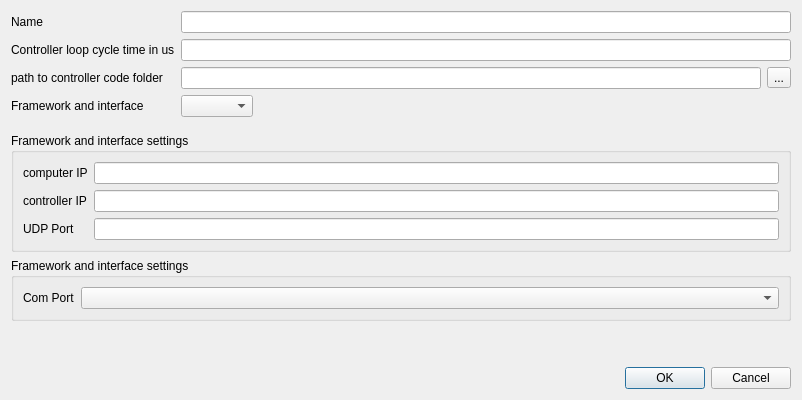
First picture: the form in gui/designerfiles/projectMiscSettingsDialog.ui, repository hmcontroller/ControlDemonstrator, before the edit.
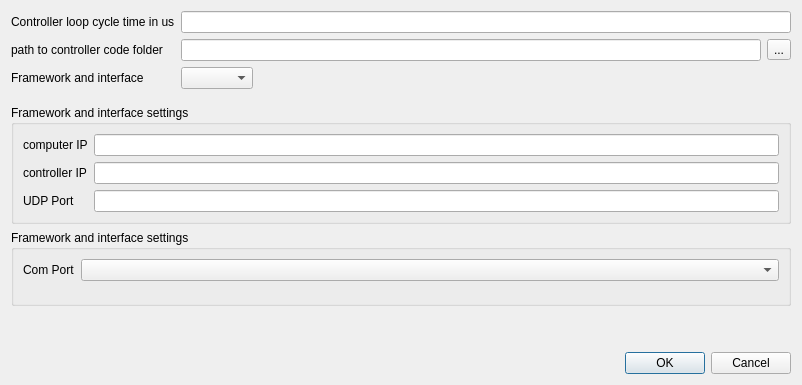
Second picture: the form after the edit.

Patch:
```diff
--- a/gui/designerfiles/projectMiscSettingsDialog.ui
+++ b/gui/designerfiles/projectMiscSettingsDialog.ui
@@ -29,43 +29,23 @@
       <enum>QFormLayout::ExpandingFieldsGrow</enum>
      </property>
      <item row="0" column="0">
-      <widget class="QLabel" name="label">
-       <property name="text">
-        <string>Name</string>
-       </property>
-      </widget>
-     </item>
-     <item row="0" column="1">
-      <widget class="QLineEdit" name="lineEditName"/>
-     </item>
-     <item row="1" column="0">
       <widget class="QLabel" name="label_2">
        <property name="text">
         <string>Controller loop cycle time in us</string>
        </property>
       </widget>
      </item>
-     <item row="1" column="1">
+     <item row="0" column="1">
       <widget class="QLineEdit" name="lineEditControllerLoopCycleTime"/>
      </item>
-     <item row="2" column="0">
+     <item row="1" column="0">
       <widget class="QLabel" name="label_3">
        <property name="text">
         <string>path to controller code folder</string>
        </property>
       </widget>
      </item>
-     <item row="3" column="0">
-      <widget class="QLabel" name="label_4">
-       <property name="text">
-        <string>Framework and interface</string>
-       </property>
-      </widget>
-     </item>
-     <item row="3" column="1">
-      <widget class="QComboBox" name="comboBoxFrameworkAndInterface"/>
-     </item>
-     <item row="2" column="1">
+     <item row="1" column="1">
       <layout class="QHBoxLayout" name="horizontalLayout_3">
        <item>
         <widget class="QLineEdit" name="lineEditPathToControllerCodeFolder"/>
@@ -79,6 +59,16 @@
        </item>
       </layout>
      </item>
+     <item row="2" column="0">
+      <widget class="QLabel" name="label_4">
+       <property name="text">
+        <string>Framework and interface</string>
+       </property>
+      </widget>
+     </item>
+     <item row="2" column="1">
+      <widget class="QComboBox" name="comboBoxFrameworkAndInterface"/>
+     </item>
     </layout>
    </item>
    <item>
```
